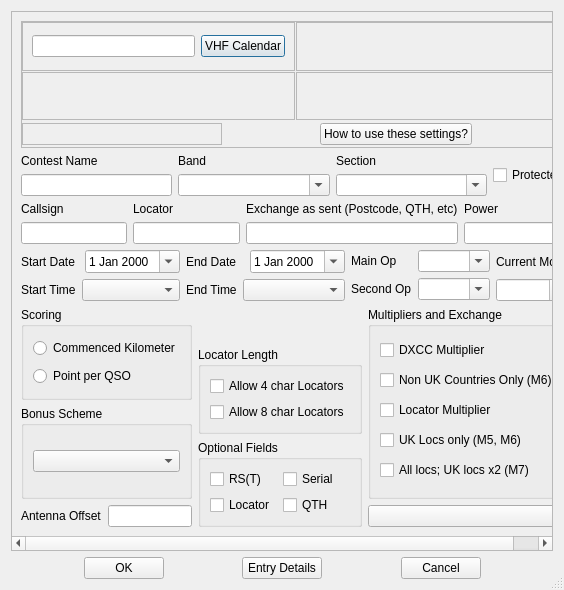
Before: the Qt Designer form mqt/MqtLogger/contestdetails.ui in zsteva/backup-minos2, drawn with Qt 5.
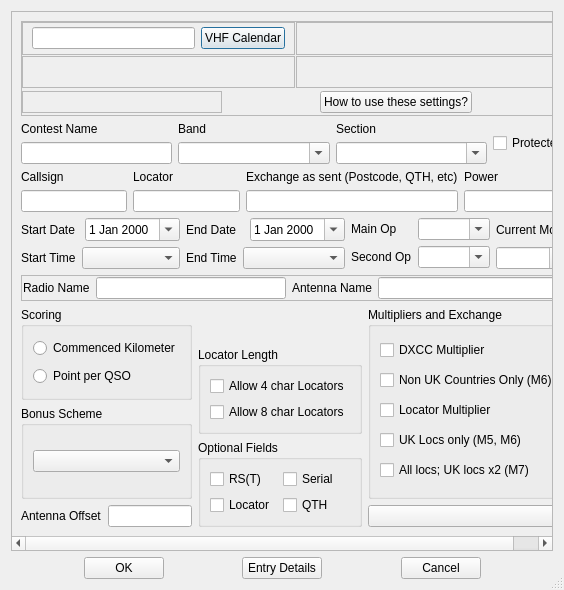
After: the same form once the commit is applied. Custom widgets are drawn as their Qt base class.

Commit message: Add rig and rotator to bundles and contest front screen; preserve in .minos

Diff of the .ui file:
```diff
--- a/mqt/MqtLogger/contestdetails.ui
+++ b/mqt/MqtLogger/contestdetails.ui
@@ -552,6 +552,50 @@
          </item>
         </layout>
        </item>
+       <item>
+        <widget class="QFrame" name="frame_3">
+         <property name="frameShape">
+          <enum>QFrame::StyledPanel</enum>
+         </property>
+         <property name="frameShadow">
+          <enum>QFrame::Raised</enum>
+         </property>
+         <layout class="QHBoxLayout" name="horizontalLayout_22">
+          <property name="leftMargin">
+           <number>1</number>
+          </property>
+          <property name="topMargin">
+           <number>1</number>
+          </property>
+          <property name="rightMargin">
+           <number>1</number>
+          </property>
+          <property name="bottomMargin">
+           <number>1</number>
+          </property>
+          <item>
+           <widget class="QLabel" name="label_15">
+            <property name="text">
+             <string>Radio Name</string>
+            </property>
+           </widget>
+          </item>
+          <item>
+           <widget class="QLineEdit" name="radioNameEdit"/>
+          </item>
+          <item>
+           <widget class="QLabel" name="label_16">
+            <property name="text">
+             <string>Antenna Name</string>
+            </property>
+           </widget>
+          </item>
+          <item>
+           <widget class="QLineEdit" name="antennaNameEdit"/>
+          </item>
+         </layout>
+        </widget>
+       </item>
        <item>
         <layout class="QHBoxLayout" name="horizontalLayout_21">
          <item>
```
The commit also changes 6 other files.
